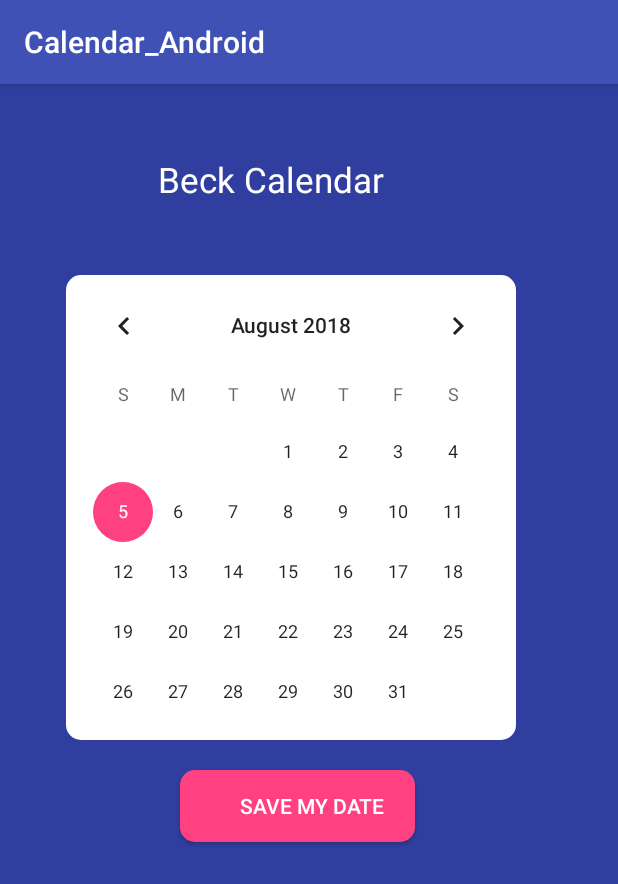
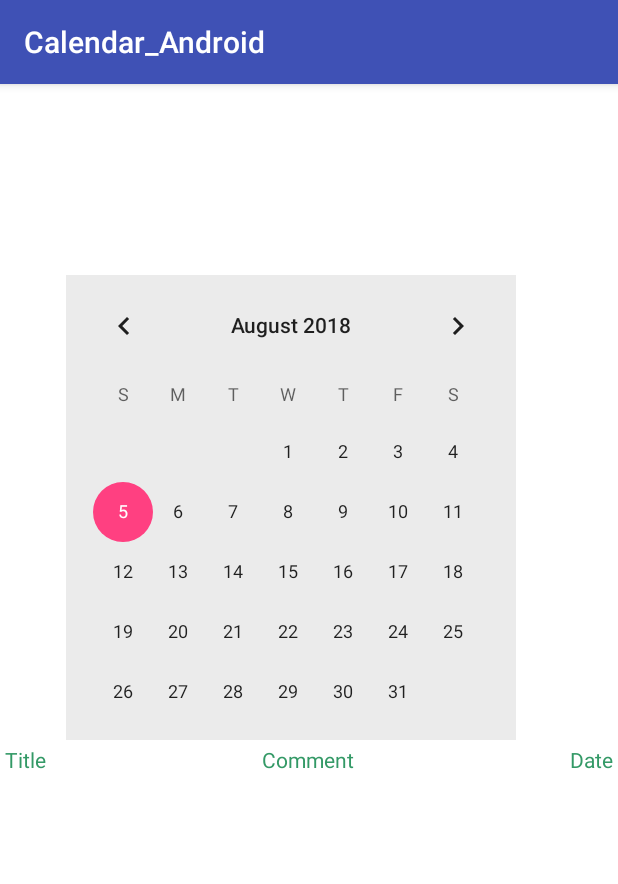
Before and after one commit to emeldinc/Calendar_Android, an Android app: the screen it shows after launch (MainActivity), on a phone screen of 412 x 824 dp. Shown: the top 884 px of the screen. Run offline under Robolectric (Android 15) with nearby library versions, the phone set to English and light mode, and no system bars; our stand-ins replace Volley; network calls fail.

Commit message:
Server connection established. Data Fetched.

```diff
--- a/app/build.gradle
+++ b/app/build.gradle
@@ -20,9 +20,14 @@ android {
 
 dependencies {
     implementation fileTree(dir: 'libs', include: ['*.jar'])
+    //noinspection GradleCompatible
     implementation 'com.android.support:appcompat-v7:28.0.0-alpha3'
     implementation 'com.android.support.constraint:constraint-layout:1.1.2'
+    implementation 'com.google.code.gson:gson:2.8.2'
+    implementation 'com.google.firebase:firebase-messaging:11.8.0'
+    implementation 'com.android.volley:volley:1.1.1'
     testImplementation 'junit:junit:4.12'
     androidTestImplementation 'com.android.support.test:runner:1.0.2'
     androidTestImplementation 'com.android.support.test.espresso:espresso-core:3.0.2'
+    implementation group: 'org.apache.httpcomponents', name: 'httpclient-android', version: '4.3.5.1'
 }
--- a/app/src/main/AndroidManifest.xml
+++ b/app/src/main/AndroidManifest.xml
@@ -1,7 +1,8 @@
 <?xml version="1.0" encoding="utf-8"?>
 <manifest xmlns:android="http://schemas.android.com/apk/res/android"
     package="com.example.monster.calendar_android">
-
+    <uses-permission android:name="android.permission.WRITE_EXTERNAL_STORAGE" />
+    <uses-permission android:name="android.permission.INTERNET"/>
     <application
         android:allowBackup="true"
         android:icon="@mipmap/ic_launcher"
@@ -18,4 +19,5 @@
         </activity>
     </application>
 
+
 </manifest>
--- a/app/src/main/java/com/example/monster/calendar_android/MainActivity.java
+++ b/app/src/main/java/com/example/monster/calendar_android/MainActivity.java
@@ -1,13 +1,17 @@
 package com.example.monster.calendar_android;
 
+import android.content.Context;
 import android.os.Bundle;
 import android.support.annotation.NonNull;
 import android.support.v7.app.AppCompatActivity;
 import android.util.Log;
+import android.view.Gravity;
 import android.view.View;
 import android.widget.CalendarView;
+import android.widget.TableLayout;
+import android.widget.TableRow;
 import android.widget.TextView;
-import android.widget.Button;
+
 
 import com.android.volley.Request;
 import com.android.volley.RequestQueue;
@@ -24,20 +28,27 @@ import java.util.ArrayList;
 import java.util.List;
 
 
+
 public class MainActivity extends AppCompatActivity {
     CalendarView calendarView;
     TextView  myDate;
     RequestQueue requestQueue;
     Appointment appointment;
     List<Appointment> appointments;
+    TableLayout showAppointmentsTable;
+    Context context;
 
     @Override
     protected void onCreate(Bundle savedInstanceState) {
         super.onCreate(savedInstanceState);
         setContentView(R.layout.activity_main);
 
-        calendarView = (CalendarView) findViewById(R.id.calendarView);
-        myDate = (TextView) findViewById(R.id.myDate);
+        context = getApplicationContext();
+
+        calendarView = findViewById(R.id.calendarView);
+        myDate = findViewById(R.id.myDate);
+        //postData = (Button) findViewById(R.id.data);
+        showAppointmentsTable = findViewById(R.id.appointments);
 
         requestQueue = Volley.newRequestQueue(this);
         appointments = new ArrayList<Appointment>();
@@ -49,11 +60,10 @@ public class MainActivity extends AppCompatActivity {
                 myDate.setText(date);
             }
         });
-        String URL = "https://beck-calendar4.herokuapp.com/api/v1/appointments";
-        StringRequest stringRequest = new StringRequest(Request.Method.GET, URL, new Response.Listener<String>() {
+        final String URL = "https://beck-calendar4.herokuapp.com/api/v1/appointments";
+        StringRequest stringGETRequest = new StringRequest(Request.Method.GET, URL, new Response.Listener<String>() {
             @Override
             public void onResponse(String response) {
-                Log.d("deneme", "onresponse");
                 try {
                     JSONArray json = new JSONArray(response);
                     for (int i = 0; i < json.length(); i++) {
@@ -67,11 +77,29 @@ public class MainActivity extends AppCompatActivity {
                         appointment.end_time = obj.getString("end_time");
                         appointment.created_at = obj.getString("created_at");
                         appointment.updated_at = obj.getString("updated_at");
-                        Log.d("title", appointment.title);
                         appointments.add(appointment);
                     }
                     for(int j = 0; j < appointments.size(); j++) {
                         Log.d("title" + j,appointments.get(j).title + "\n");
+                        Appointment app = appointments.get(j);
+                        TableRow row = new TableRow(context);
+                        TextView tv_title = new TextView(context);
+                        TextView tv_comment = new TextView(context);
+                        TextView tv_date = new TextView(context);
+                        tv_title.setText(app.title);
+                        tv_comment.setText(app.comment);
+                        tv_date.setText(app.date);
+                        tv_title.setPadding(1, 1, 1, 1);
+                        tv_comment.setPadding(1, 1, 1, 1);
+                        tv_date.setPadding(1, 1, 1, 1);
+                        tv_title.setGravity(Gravity.LEFT);
+                        tv_comment.setGravity(Gravity.CENTER);
+                        tv_date.setGravity(Gravity.RIGHT);
+                        row.addView(tv_title);
+                        row.addView(tv_comment);
+                        row.addView(tv_date);
+                        showAppointmentsTable.addView(row);
+
                     }
 
 
@@ -85,7 +113,53 @@ public class MainActivity extends AppCompatActivity {
                 Log.d("error", "error");
             }
         });
-        requestQueue.add(stringRequest);
+        requestQueue.add(stringGETRequest);
+
+
+        // TODO Post appointment
+        /*
+        final Appointment postDeneme = new Appointment();
+        postDeneme.title = "andPostdeneme";
+        postDeneme.start_time = "2000-01-01T12:00:00.000Z";
+        postDeneme.end_time = "2000-01-01T13:00:00.000Z";
+        postDeneme.comment = "andpostcomment";
+        postDeneme.created_at = "2018-08-04T13:20:29.383Z";
+        postDeneme.updated_at = "2018-08-04T13:20:29.383Z";
+        postData.setOnClickListener(new View.OnClickListener() {
+            @Override
+            public void onClick(View view) {
+                StringRequest stringPOSTRequest = new StringRequest(Request.Method.POST, URL, new Response.Listener<String>() {
+                    @Override
+                    public void onResponse(String response) {
+                        Log.d("success", "success");
+
+                    }
+                }, new Response.ErrorListener() {
+                    @Override
+                    public void onErrorResponse(VolleyError error) {
+                        Log.d("error", "error");
+                    }
+                }) {
+                @Override
+                protected Map<String,String> getParams(){
+                    Map<String,String> params = new HashMap<String, String>();
+                    params.put("title",postDeneme.title);
+                    params.put("start_time",postDeneme.start_time);
+                    params.put("end_time", postDeneme.end_time);
+                    params.put("created_at", postDeneme.created_at);
+                    params.put("updated_at", postDeneme.updated_at);
+                    params.put("comment",postDeneme.comment);
+                    params.put("id", "19");
+
+                    return params;
+                }
+
+                };
+                requestQueue.add(stringPOSTRequest);
+            }
+        });*/
+
+
 
 
 
--- a/app/src/main/res/drawable/btn.xml
+++ b/app/src/main/res/drawable/btn.xml
@@ -4,6 +4,6 @@
         android:radius="10dp"
         />
     <solid
-        android:color="@color/colorAccent"
+        android:color="#339966"
         />
 </shape>
--- a/app/src/main/res/layout/activity_main.xml
+++ b/app/src/main/res/layout/activity_main.xml
@@ -5,7 +5,7 @@
     xmlns:tools="http://schemas.android.com/tools"
     android:layout_width="match_parent"
     android:layout_height="match_parent"
-    android:background="@color/colorPrimaryDark"
+    android:background="#FFF"
     android:orientation="vertical"
     tools:context=".MainActivity">
 
@@ -29,15 +29,17 @@
         <CalendarView
             android:id="@+id/calendarView"
             android:layout_width="wrap_content"
-            android:layout_height="310dp">
+            android:layout_height="310dp"
+            android:background="#ebebeb">
 
         </CalendarView>
     </LinearLayout>
-    <Button
+    <!--<Button
+        android:id="@+id/data"
         android:background="@drawable/btn"
         android:layout_marginLeft="120dp"
         android:layout_marginTop="20dp"
-        android:text="Save My Date"
+        android:text="Post Data"
         android:textColor="#FFF"
         android:paddingLeft="40dp"
         android:paddingRight="20dp"
@@ -45,7 +47,41 @@
         android:layout_width="wrap_content"
         android:layout_height="wrap_content"
 
-        />
+
+        />-->
+    <ScrollView
+        android:layout_width="fill_parent"
+        android:layout_height="fill_parent"
+        android:scrollbars="none"
+        android:layout_weight="1">
+    <TableLayout
+        android:id="@+id/appointments"
+        xmlns:android="http://schemas.android.com/apk/res/android"
+        android:layout_width="wrap_content"
+        android:layout_height="wrap_content"
+        android:stretchColumns="1"
+        >
+        <TableRow>
+            <TextView
+                android:text="Title"
+                android:gravity="left"
+                android:padding="3dip"
+                android:textColor="#339966"/>
+            <TextView
+                android:text="Comment"
+                android:gravity="center"
+                android:padding="3dip"
+                android:textColor="#339966"/>
+            <TextView
+                android:text="Date"
+                android:gravity="right"
+                android:padding="3dip"
+                android:textColor="#339966"/>
+        </TableRow>
+
+
+    </TableLayout>
+    </ScrollView>
 
 
 
```
Also changed, not shown: app/src/main/java/com/example/monster/calendar_android/Appointment.java (added, +19 -0 lines), 1 other file.
